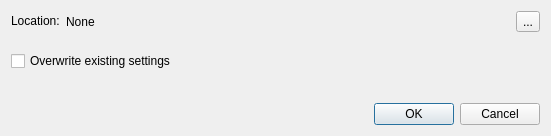
Qt form src/vorta/assets/UI/importwindow.ui (borgbase/vorta) before a commit.
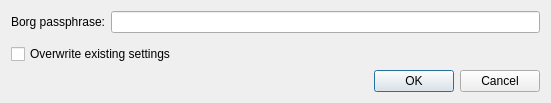
The same form after that commit.

Diff of the .ui file:
```diff
--- a/src/vorta/assets/UI/importwindow.ui
+++ b/src/vorta/assets/UI/importwindow.ui
@@ -7,7 +7,7 @@
     <x>0</x>
     <y>0</y>
     <width>551</width>
-    <height>136</height>
+    <height>103</height>
    </rect>
   </property>
   <property name="sizePolicy">
@@ -18,55 +18,35 @@
   </property>
   <layout class="QVBoxLayout" name="verticalLayout_2">
    <item>
-    <layout class="QHBoxLayout" name="horizontalLayout">
-     <item>
-      <widget class="QLabel" name="locationPrefixLabel">
-       <property name="sizePolicy">
-        <sizepolicy hsizetype="Maximum" vsizetype="Maximum">
-         <horstretch>0</horstretch>
-         <verstretch>0</verstretch>
-        </sizepolicy>
-       </property>
+    <layout class="QFormLayout" name="formLayout">
+     <item row="0" column="0">
+      <widget class="QLabel" name="label_2">
        <property name="text">
-        <string>Location:</string>
+        <string>Borg passphrase:</string>
        </property>
       </widget>
      </item>
-     <item>
-      <widget class="QLabel" name="locationLabel">
-       <property name="sizePolicy">
-        <sizepolicy hsizetype="Minimum" vsizetype="Preferred">
-         <horstretch>0</horstretch>
-         <verstretch>0</verstretch>
-        </sizepolicy>
+     <item row="0" column="1">
+      <widget class="QLineEdit" name="repoPassword">
+       <property name="inputMask">
+        <string/>
        </property>
        <property name="text">
-        <string>None</string>
+        <string/>
        </property>
-      </widget>
-     </item>
-     <item>
-      <widget class="QToolButton" name="fileButton">
-       <property name="text">
-        <string>...</string>
+       <property name="echoMode">
+        <enum>QLineEdit::Password</enum>
+       </property>
+       <property name="placeholderText">
+        <string/>
+       </property>
+       <property name="clearButtonEnabled">
+        <bool>false</bool>
        </property>
       </widget>
      </item>
     </layout>
    </item>
-   <item>
-    <spacer name="verticalSpacer">
-     <property name="orientation">
-      <enum>Qt::Vertical</enum>
-     </property>
-     <property name="sizeHint" stdset="0">
-      <size>
-       <width>20</width>
-       <height>40</height>
-      </size>
-     </property>
-    </spacer>
-   </item>
    <item>
     <widget class="QCheckBox" name="overrideExisting">
      <property name="text">
@@ -77,36 +57,6 @@
      </property>
     </widget>
    </item>
-   <item>
-    <widget class="QLabel" name="errors">
-     <property name="sizePolicy">
-      <sizepolicy hsizetype="Expanding" vsizetype="Preferred">
-       <horstretch>0</horstretch>
-       <verstretch>0</verstretch>
-      </sizepolicy>
-     </property>
-     <property name="minimumSize">
-      <size>
-       <width>0</width>
-       <height>20</height>
-      </size>
-     </property>
-     <property name="font">
-      <font>
-       <pointsize>10</pointsize>
-      </font>
-     </property>
-     <property name="text">
-      <string/>
-     </property>
-     <property name="wordWrap">
-      <bool>true</bool>
-     </property>
-     <property name="textInteractionFlags">
-      <set>Qt::LinksAccessibleByMouse|Qt::TextSelectableByMouse</set>
-     </property>
-    </widget>
-   </item>
    <item>
     <widget class="QDialogButtonBox" name="buttonBox">
      <property name="sizePolicy">
```
